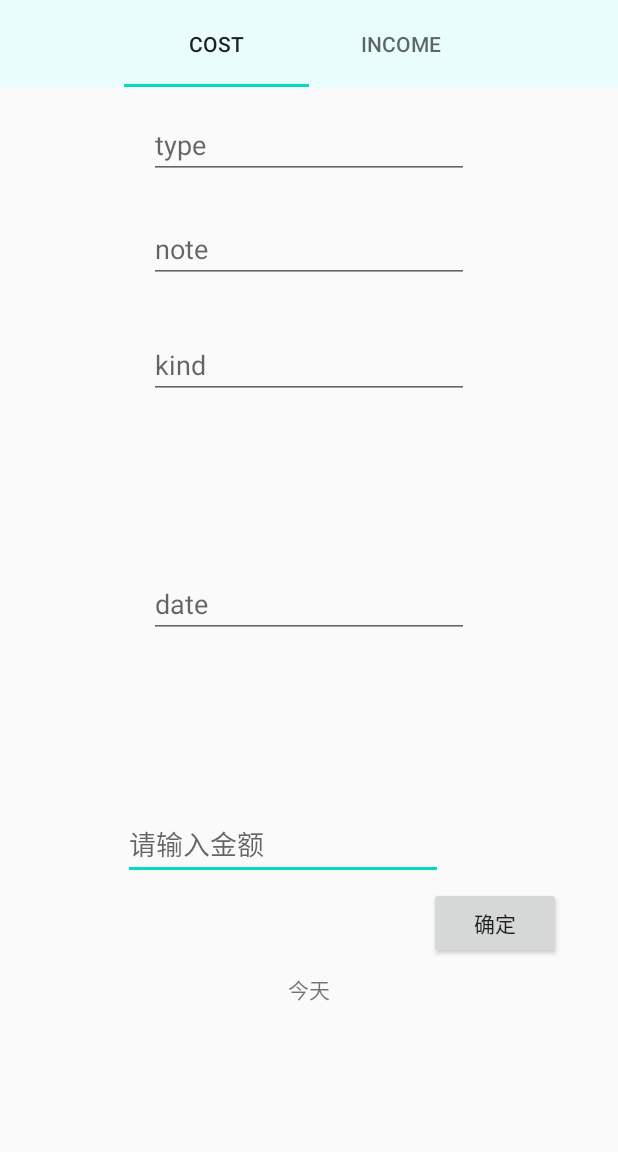
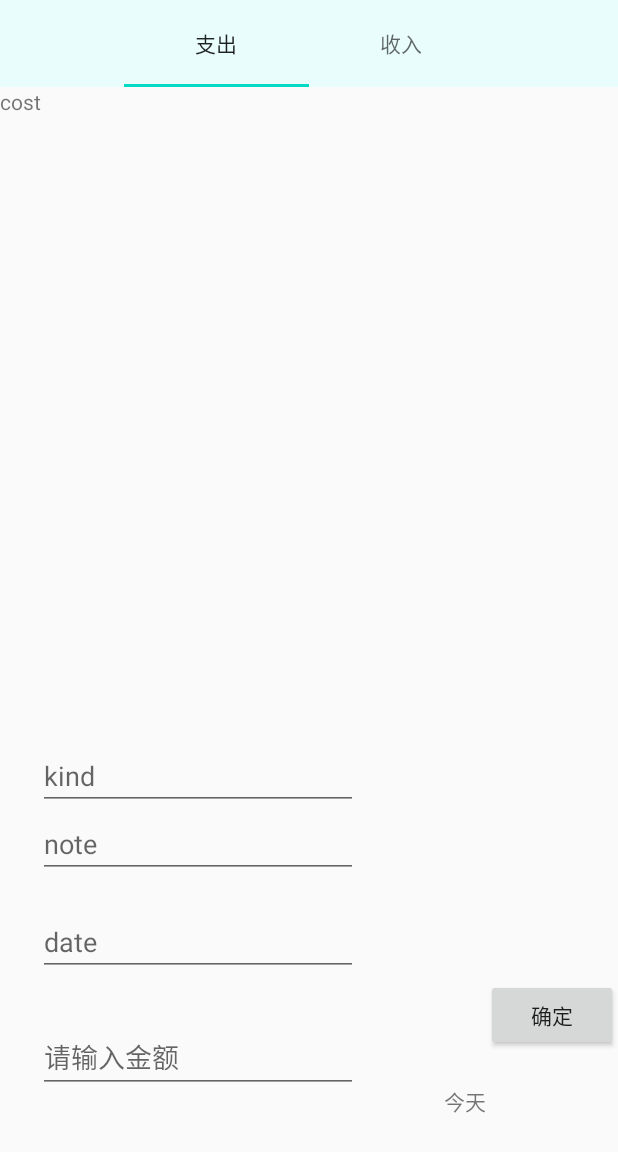
Before and after one commit to Fallofleaf/MapleProject, an Android app: the EditActivity screen opened directly, with no data from a screen before it, on a phone screen of 412 x 824 dp. Shown: the top 1152 px of the screen. Run offline under Robolectric (Android 15) with nearby library versions, the phone set to English and light mode, and no system bars; our stand-ins replace Room's generated code.

Commit message:
UesTablayout Three

```diff
--- a/app/src/main/java/com/zxk147/maple/EditActivity.java
+++ b/app/src/main/java/com/zxk147/maple/EditActivity.java
@@ -1,31 +1,31 @@
 package com.zxk147.maple;
 
-import androidx.appcompat.app.AlertDialog;
-import androidx.appcompat.app.AppCompatActivity;
-import androidx.lifecycle.Observer;
-import androidx.lifecycle.ViewModelProvider;
-
 import android.content.Intent;
-import android.graphics.Point;
 import android.os.Bundle;
-import android.os.strictmode.WebViewMethodCalledOnWrongThreadViolation;
-import android.view.Display;
-import android.view.Gravity;
+import android.util.Log;
 import android.view.View;
-import android.view.Window;
-import android.view.WindowManager;
 import android.widget.Button;
 import android.widget.DatePicker;
 import android.widget.EditText;
 import android.widget.TextView;
 import android.widget.Toast;
 
+import androidx.annotation.NonNull;
+import androidx.appcompat.app.AppCompatActivity;
+import androidx.fragment.app.Fragment;
+import androidx.lifecycle.Observer;
+import androidx.lifecycle.ViewModelProvider;
+import androidx.viewpager2.adapter.FragmentStateAdapter;
+import androidx.viewpager2.widget.ViewPager2;
+
+import com.google.android.material.tabs.TabItem;
+import com.google.android.material.tabs.TabLayout;
+import com.google.android.material.tabs.TabLayoutMediator;
 import com.zxk147.maple.View.NumKeyBoardView;
 import com.zxk147.maple.data.Account;
 import com.zxk147.maple.data.AccountViewModel;
-import com.zxk147.maple.editFragment.DialogDate;
-
-import java.util.zip.Inflater;
+import com.zxk147.maple.editFragment.CostFragment;
+import com.zxk147.maple.editFragment.IncomeFragment;
 
 public class EditActivity extends AppCompatActivity {
 
@@ -36,7 +36,9 @@ public class EditActivity extends AppCompatActivity {
     DatePicker datePicker;
     AccountViewModel accountViewModel;
     int id;
-
+    TabLayout tableLayout;
+    ViewPager2 viewPager2;
+    TabItem tabItem1,tabItem2;
 
     @Override
     protected void onCreate(Bundle savedInstanceState) {
@@ -44,13 +46,48 @@ public class EditActivity extends AppCompatActivity {
         setContentView(R.layout.activity_edit);
 
 
-        editTextType = findViewById(R.id.editTextType);
         editTextNote = findViewById(R.id.editTextNote);
         editTextAmount = findViewById(R.id.editTextAmuont);
         editTextKind = findViewById(R.id.editTextKind);
         editTextDate = findViewById(R.id.editTextDate);
 
         buttonConfirm = findViewById(R.id.edit_confirm);
+
+        tableLayout = findViewById(R.id.tabLayout);
+        tabItem1 = findViewById(R.id.asd);
+        tabItem2 = findViewById(R.id.ds);
+        viewPager2 = findViewById(R.id.viewpager_edit);
+
+
+        viewPager2.setAdapter(new FragmentStateAdapter(this) {
+            @NonNull
+            @Override
+            public Fragment createFragment(int position) {
+                if (position == 0) {
+                    return new CostFragment();
+                }else {
+                    return new IncomeFragment();
+                }
+            }
+            @Override
+            public int getItemCount() {
+                return 2;
+            }
+        });
+
+        new TabLayoutMediator(tableLayout, viewPager2, new TabLayoutMediator.TabConfigurationStrategy() {
+            @Override
+            public void onConfigureTab(@NonNull TabLayout.Tab tab, int position) {
+                Log.e("position",position+"sdd");
+                if (position == 0) {
+                    tab.setText("支出");
+                }else {
+                    tab.setText("收入");
+                }
+            }
+        }).attach();
+
+
 
         accountViewModel = new ViewModelProvider(this
                 ,new ViewModelProvider
@@ -67,10 +104,20 @@ public class EditActivity extends AppCompatActivity {
                     editTextNote.setText(account.getNote());
                     editTextKind.setText(String.valueOf(account.getKind()));
                     editTextAmount.setText(account.getAmount());
+//                    if (account.isType()){
+//                        editTextType.setText("收入");
+//                    }else {
+//                        editTextType.setText("支出");
+//                    }
+
+                    //利用延时操作，通过自身特点滑动到特定位置
                     if (account.isType()){
-                        editTextType.setText("收入");
-                    }else {
-                        editTextType.setText("支出");
+                        tableLayout.postDelayed(new Runnable() {
+                            @Override
+                            public void run() {
+                                tableLayout.getTabAt(1).select();
+                            }
+                        },10);
                     }
 
                 }
@@ -78,8 +125,10 @@ public class EditActivity extends AppCompatActivity {
             buttonConfirm.setOnClickListener(new View.OnClickListener() {
                 @Override
                 public void onClick(View v) {
+                    int currentItem = viewPager2.getCurrentItem();
                     boolean type = true;
-                    if (editTextType.toString().equals("支出")){
+                    Log.e("sdsdddddddddddddd",currentItem+"ds");
+                    if (currentItem==0){
                         type = false;
                     }
                     int kind = Integer.parseInt(editTextKind.getText().toString());
@@ -93,8 +142,10 @@ public class EditActivity extends AppCompatActivity {
             buttonConfirm.setOnClickListener(new View.OnClickListener() {
                 @Override
                 public void onClick(View v) {
+                    int currentItem = viewPager2.getCurrentItem();
                     boolean type = true;
-                    if (editTextType.toString().equals("支出")){
+                    Log.e("sdsdddddddddddddd",currentItem+"ds");
+                    if (currentItem==0){
                         type = false;
                     }
                     int kind = Integer.parseInt(editTextKind.getText().toString());
--- a/app/src/main/res/layout/activity_edit.xml
+++ b/app/src/main/res/layout/activity_edit.xml
@@ -25,16 +25,27 @@
         app:layout_constraintTop_toTopOf="parent">
 
         <com.google.android.material.tabs.TabItem
+            android:id="@+id/asd"
             android:layout_width="wrap_content"
             android:layout_height="wrap_content"
             android:text="@string/cost" />
 
         <com.google.android.material.tabs.TabItem
+            android:id="@+id/ds"
             android:layout_width="wrap_content"
             android:layout_height="wrap_content"
             android:text="@string/income" />
     </com.google.android.material.tabs.TabLayout>
 
+
+    <androidx.viewpager2.widget.ViewPager2
+        android:id="@+id/viewpager_edit"
+        android:layout_width="0dp"
+        android:layout_height="0dp"
+        app:layout_constraintBottom_toTopOf="@+id/guideline24"
+        app:layout_constraintEnd_toEndOf="parent"
+        app:layout_constraintStart_toStartOf="parent"
+        app:layout_constraintTop_toTopOf="@+id/guideline23" />
 
     <androidx.constraintlayout.widget.Guideline
         android:id="@+id/guideline19"
@@ -73,10 +84,10 @@
         android:inputType="numberDecimal"
         app:layout_constraintBottom_toBottomOf="parent"
         app:layout_constraintEnd_toEndOf="parent"
-        app:layout_constraintHorizontal_bias="0.414"
+        app:layout_constraintHorizontal_bias="0.126"
         app:layout_constraintStart_toStartOf="parent"
-        app:layout_constraintTop_toTopOf="@+id/guideline24"
-        app:layout_constraintVertical_bias="0.157" />
+        app:layout_constraintTop_toBottomOf="@+id/editTextDate"
+        app:layout_constraintVertical_bias="0.239" />
 
     <TextView
         android:id="@+id/edit_date"
@@ -85,56 +96,47 @@
         android:text="今天"
         app:layout_constraintBottom_toBottomOf="parent"
         app:layout_constraintEnd_toEndOf="parent"
+        app:layout_constraintHorizontal_bias="0.77"
         app:layout_constraintStart_toStartOf="parent"
-        app:layout_constraintTop_toTopOf="@+id/guideline24" />
+        app:layout_constraintTop_toTopOf="@+id/guideline24"
+        app:layout_constraintVertical_bias="0.743" />
 
     <EditText
         android:id="@+id/editTextKind"
         android:layout_width="wrap_content"
         android:layout_height="wrap_content"
-        android:layout_marginTop="32dp"
         android:ems="10"
         android:hint="kind"
         android:inputType="number"
         app:layout_constraintEnd_toEndOf="parent"
+        app:layout_constraintHorizontal_bias="0.126"
         app:layout_constraintStart_toStartOf="parent"
-        app:layout_constraintTop_toBottomOf="@+id/editTextNote" />
-
-    <EditText
-        android:id="@+id/editTextType"
-        android:layout_width="wrap_content"
-        android:layout_height="wrap_content"
-        android:layout_marginTop="16dp"
-        android:ems="10"
-        android:hint="@string/type"
-        android:inputType="textPersonName"
-        app:layout_constraintEnd_toEndOf="parent"
-        app:layout_constraintStart_toStartOf="parent"
-        app:layout_constraintTop_toTopOf="@+id/guideline23" />
+        app:layout_constraintTop_toTopOf="@+id/guideline24" />
 
     <EditText
         android:id="@+id/editTextDate"
         android:layout_width="wrap_content"
         android:layout_height="wrap_content"
+        android:layout_marginTop="20dp"
         android:ems="10"
         android:hint="@string/date"
         android:inputType="textPersonName"
-        app:layout_constraintBottom_toTopOf="@+id/editTextAmuont"
         app:layout_constraintEnd_toEndOf="parent"
+        app:layout_constraintHorizontal_bias="0.126"
         app:layout_constraintStart_toStartOf="parent"
-        app:layout_constraintTop_toBottomOf="@+id/editTextKind" />
+        app:layout_constraintTop_toBottomOf="@+id/editTextNote" />
 
     <EditText
         android:id="@+id/editTextNote"
         android:layout_width="wrap_content"
         android:layout_height="wrap_content"
-        android:layout_marginTop="24dp"
         android:ems="10"
         android:hint="@string/note"
         android:inputType="textPersonName"
         app:layout_constraintEnd_toEndOf="parent"
+        app:layout_constraintHorizontal_bias="0.126"
         app:layout_constraintStart_toStartOf="parent"
-        app:layout_constraintTop_toBottomOf="@+id/editTextType" />
+        app:layout_constraintTop_toBottomOf="@+id/editTextKind" />
 
     <Button
         android:id="@+id/edit_confirm"
@@ -143,9 +145,9 @@
         android:text="@string/confirm"
         app:layout_constraintBottom_toBottomOf="parent"
         app:layout_constraintEnd_toEndOf="parent"
-        app:layout_constraintHorizontal_bias="0.882"
+        app:layout_constraintHorizontal_bias="1.0"
         app:layout_constraintStart_toStartOf="parent"
         app:layout_constraintTop_toTopOf="@+id/guideline24"
-        app:layout_constraintVertical_bias="0.344" />
+        app:layout_constraintVertical_bias="0.561" />
 
 </androidx.constraintlayout.widget.ConstraintLayout>
--- a/app/src/main/res/layout/fragment_cost.xml
+++ b/app/src/main/res/layout/fragment_cost.xml
@@ -9,6 +9,6 @@
     <TextView
         android:layout_width="match_parent"
         android:layout_height="match_parent"
-        android:text="@string/hello_blank_fragment" />
+        android:text="@string/cost" />
 
 </FrameLayout>
--- a/app/src/main/res/layout/fragment_income.xml
+++ b/app/src/main/res/layout/fragment_income.xml
@@ -9,6 +9,6 @@
     <TextView
         android:layout_width="match_parent"
         android:layout_height="match_parent"
-        android:text="@string/hello_blank_fragment" />
+        android:text="@string/income" />
 
 </FrameLayout>
```
Also changed, not shown: app/build.gradle (+6 -1 lines), app/src/main/java/com/zxk147/maple/MainActivity.java (+16 -1 lines), app/src/main/res/layout/activity_main.xml (+19 -0 lines).
